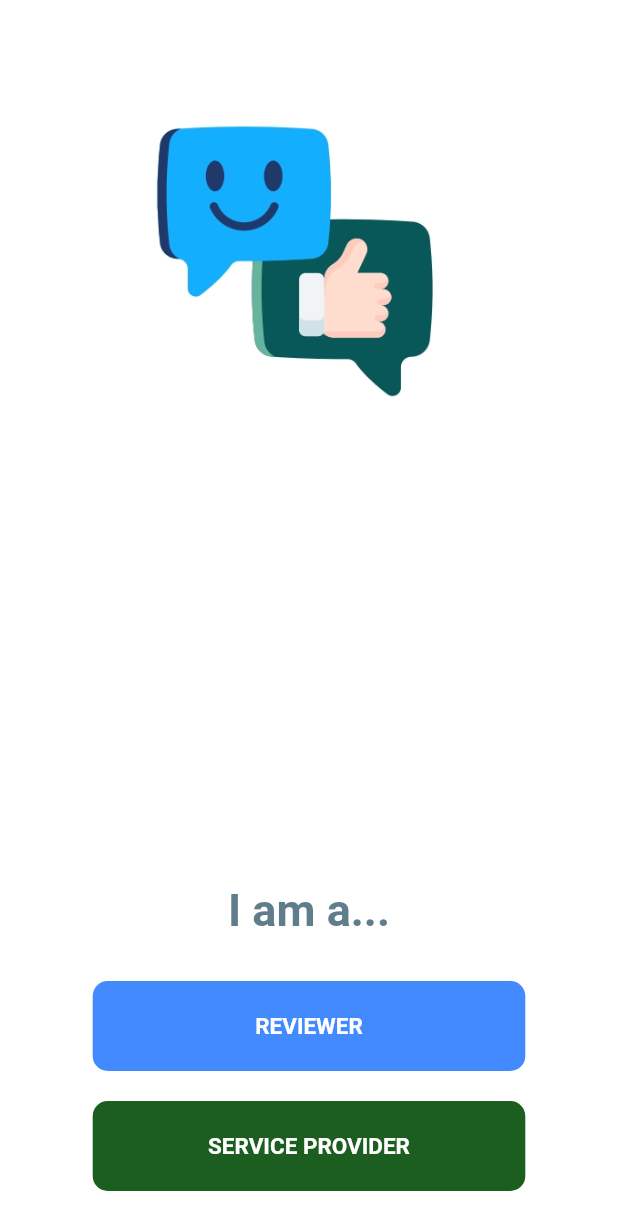
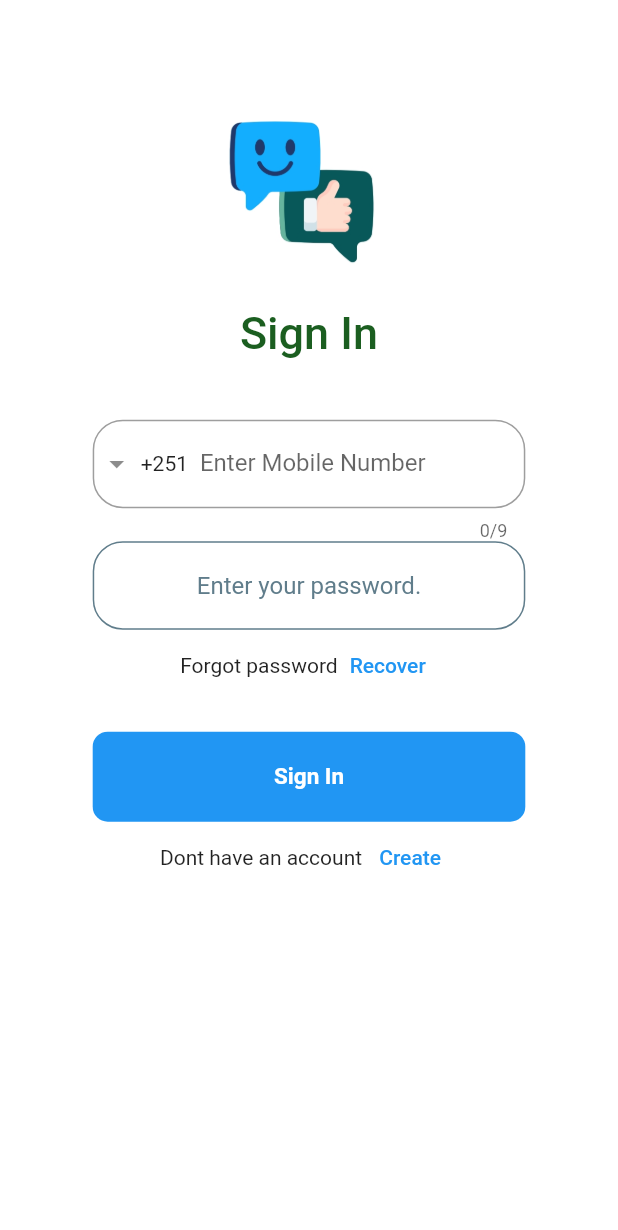
Before and after one commit to Tensae-abita/integrity, a Flutter app: the screen it shows after launch, on a phone screen of 412 x 824 dp. Shown: the top 1230 px of the screen. Run offline on Flutter 3.47's test engine with Material 2 defaults, Android fonts, the phone set to English and light mode, and no system bars; drawn by our look-alikes of intl_phone_field, modal_progress_hud_nsn; our stand-ins replace cloud_firestore, firebase_auth, firebase_core, pin_code_fields; missing offline and left inert: is_first_run; accounts and stored records are empty.

Commit message:
added sign in

```diff
--- a/lib/screens/first_page.dart
+++ b/lib/screens/first_page.dart
@@ -36,17 +36,17 @@ class _First_pageState extends State<First_page> {
 
                   child: Column(
                     children:  [
-                     Text("I am a...",style: TextStyle(
+                     const Text("I am a...",style: TextStyle(
                       fontSize: 30,
                       color: Colors.blueGrey,
                       fontWeight: FontWeight.w700
                      ),),
-                     SizedBox(
+                     const SizedBox(
                       height: 30,
                      ),
                      Container(
 
-                     decoration: BoxDecoration(
+                     decoration: const BoxDecoration(
                        borderRadius: BorderRadius.all(Radius.circular(10)),
                            color: Colors.blueAccent,
                      ),
@@ -59,13 +59,13 @@ class _First_pageState extends State<First_page> {
                               context,
                               MaterialPageRoute(builder: (context) => Register()),
                             );
-                        }, child: Text("REVIEWER",style: TextStyle(
+                        }, child: const Text("REVIEWER",style: TextStyle(
                           fontSize: 15,
                           fontWeight: FontWeight.w600,
                           color: Colors.white
                         ),)),
                      ),
-                     SizedBox(
+                     const SizedBox(
                       height: 20,
                      ),
                      Container(
@@ -76,7 +76,7 @@ class _First_pageState extends State<First_page> {
 
                       width: MediaQuery.of(context).size.width*0.7,
                       height: 60,
-                      child: TextButton(onPressed: (){}, child: Text("SERVICE PROVIDER",
+                      child: TextButton(onPressed: (){}, child: const Text("SERVICE PROVIDER",
                       style: TextStyle(
                           fontSize: 15,
                           fontWeight: FontWeight.w600,
--- /dev/null
+++ b/lib/screens/login_page.dart
@@ -0,0 +1,200 @@
+import 'package:cloud_firestore/cloud_firestore.dart';
+import 'package:flutter/material.dart';
+import 'package:integrity/screens/reviewer/Reviewer_pages/home_page.dart';
+import 'package:integrity/screens/reviewer/auth.dart';
+import 'package:intl_phone_field/intl_phone_field.dart';
+import 'package:modal_progress_hud_nsn/modal_progress_hud_nsn.dart';
+
+class LogIn_page extends StatefulWidget {
+  LogIn_page({Key? key}) : super(key: key);
+
+  @override
+  State<LogIn_page> createState() => _LogIn_pageState();
+}
+
+class _LogIn_pageState extends State<LogIn_page> {
+      GlobalKey<FormState> _formKey = GlobalKey();
+    TextEditingController PhoneController=TextEditingController();
+    TextEditingController PasswordController=TextEditingController();
+
+  final _fireStore = FirebaseFirestore.instance;
+
+    var countryCode ="+251";
+    var PhoneNUmber="";
+    var verId='';
+
+  bool modal=false;
+
+  Future<void> userSignIn() async {
+    await for (var snapshot in _fireStore.collection('users').snapshots()) {
+      for (var message in snapshot.docs) {
+        print(message.data()['phone']);
+        if(message.data()['phone']==countryCode+PhoneController.text && message.data()['password']== PasswordController.text) {
+
+           if(message.data()["usertype"]=="reviewer")  {
+           Navigator.push(
+                context,
+                MaterialPageRoute(builder: (context) => Reviewer_Home_Page()));
+           }   else {
+
+
+           }
+
+        } else{
+          print("user name and password dont match");
+        }
+        }}
+  }
+  @override
+  Widget build(BuildContext context) {
+    return SafeArea(
+      child:ModalProgressHUD(
+        inAsyncCall: modal,
+        child: Scaffold(
+          backgroundColor: Colors.white,
+          body: SingleChildScrollView(
+            child: Center(
+              child: Padding(
+                padding: const EdgeInsets.only(top: 40),
+                child: Column(
+                  children: [
+                    Container(
+                      width: MediaQuery.of(context).size.width*0.3,
+                      height: MediaQuery.of(context).size.height*0.2,
+                      child: Image.asset('assets/images/logo.png'),
+                    ),
+                    Text('Sign In',style: TextStyle(
+                      fontSize: 30,
+                      fontWeight: FontWeight.w500,
+                      color: Colors.green[900]
+                    ),),
+                    SizedBox(
+                      height: 20,
+                    ),
+                    // Text('Enter Mobile Number we will',style: TextStyle(
+
+                    // ),),
+                    // SizedBox(height:5),
+                    // Text('Send you OTP'),
+                    SizedBox(height:20),
+                    Form(
+                      key: _formKey,
+                      child: Container(
+                        width: MediaQuery.of(context).size.width*0.7,
+                        child: IntlPhoneField(
+                          showCountryFlag: false,
+                          controller: PhoneController,
+                            decoration: InputDecoration(
+                                labelText: 'Enter Mobile Number',
+                                border: OutlineInputBorder(
+
+                                    borderRadius: BorderRadius.all(Radius.circular(20.0)),
+                                ),
+                            ),
+                            initialCountryCode: 'ET',
+                            initialValue: countryCode,
+                            onCountryChanged: (country){
+                              setState(() {
+                                countryCode="+" +country.dialCode;
+                              });
+
+                            },
+                            onChanged: (phone) {
+                                // print(phone.completeNumber);
+                            },
+                        ),
+                      ),
+
+                    ),
+                  Container(
+                    width: MediaQuery.of(context).size.width*0.7,
+
+                    child: TextField(
+                    controller: PasswordController,
+                    obscureText: true,
+                    textAlign: TextAlign.center,
+                    style: TextStyle(color: Colors.blueGrey),
+                    onChanged: (value) {
+                      // password = value;
+                      //Do something with the user input.
+                    },
+                    decoration: InputDecoration(
+
+                                hintStyle: TextStyle(color: Colors.blueGrey),
+                                hintText: 'Enter your password.',
+                                contentPadding: EdgeInsets.symmetric(vertical: 20.0, horizontal: 20.0),
+                                border: OutlineInputBorder(
+                                  borderRadius: BorderRadius.all(Radius.circular(20.0)),
+                                ),
+                                enabledBorder: OutlineInputBorder(
+                                  borderSide: BorderSide(color: Colors.blueGrey, width: 1.0),
+                                  borderRadius: BorderRadius.all(Radius.circular(20.0)),
+                                ),
+                                focusedBorder: OutlineInputBorder(
+                                  borderSide: BorderSide(color: Colors.grey, width: 2.0),
+                                  borderRadius: BorderRadius.all(Radius.circular(20.0)),
+                                ),
+                              )),
+                  ),
+                  Row(
+                    mainAxisAlignment: MainAxisAlignment.center,
+                    children: [
+                      Text('Forgot password'),
+                      TextButton(
+                        onPressed: (){},
+                        child: Text("Recover"))
+                    ],
+                  ),
+
+                    SizedBox(
+                      height: 20,
+                    ),
+                    Container(
+
+                         decoration: BoxDecoration(
+                           borderRadius: BorderRadius.all(Radius.circular(10)),
+                               color: Colors.blue,
+                         ),
+                         width: MediaQuery.of(context).size.width*0.7,
+                         height: 60,
+                           child: TextButton(
+
+                            onPressed: (){
+                              userSignIn();
+                            //   // print(countryCode+PhoneController.text);
+                            //     var val=_formKey.currentState?.validate();
+                            //   if (val ==true){
+
+
+                            //     // verifyPhone(countryCode+PhoneController.text);
+                            //  }
+                            }, child: Text("Sign In",style: TextStyle(
+                              fontSize: 15,
+                              fontWeight: FontWeight.w600,
+                              color: Colors.white
+                            ),)),
+                         ),
+                         Row(
+                    mainAxisAlignment: MainAxisAlignment.center,
+                    children: [
+                      Text('Dont have an account'),
+                      TextButton(
+                        onPressed: (){
+                           Navigator.push(
+                context,
+                MaterialPageRoute(builder: (context) => Register()));
+                        },
+                        child: Text("Create"))
+                    ],
+                  ),
+                  ],
+
+                ),
+              ),
+            ),
+          ),
+        ),
+      ),
+    );
+  }
+}
--- a/pubspec.yaml
+++ b/pubspec.yaml
@@ -35,10 +35,12 @@ dependencies:
   # Use with the CupertinoIcons class for iOS style icons.
   cupertino_icons: ^1.0.2
   intl_phone_field: ^3.1.0
-  pin_code_fields: ^7.4.0
   firebase_core: ^1.20.0
   firebase_auth: ^3.6.2
   modal_progress_hud_nsn: ^0.2.1
+  cloud_firestore: ^3.4.3
+  is_first_run: ^1.0.0
+  pin_code_fields: ^7.4.0
 
 
 
```
Also changed, not shown: lib/main.dart (+7 -3 lines), lib/screens/reviewer/Reviewer_pages/home_page.dart (added, +24 -0 lines), lib/screens/reviewer/auth.dart (+87 -5 lines), lib/screens/reviewer/enter_password.dart (added, +132 -0 lines), lib/screens/reviewer/success_register.dart (+6 -4 lines), lib/screens/reviewer/verify_otp.dart (+34 -4 lines), pubspec.lock, 1 other file.
